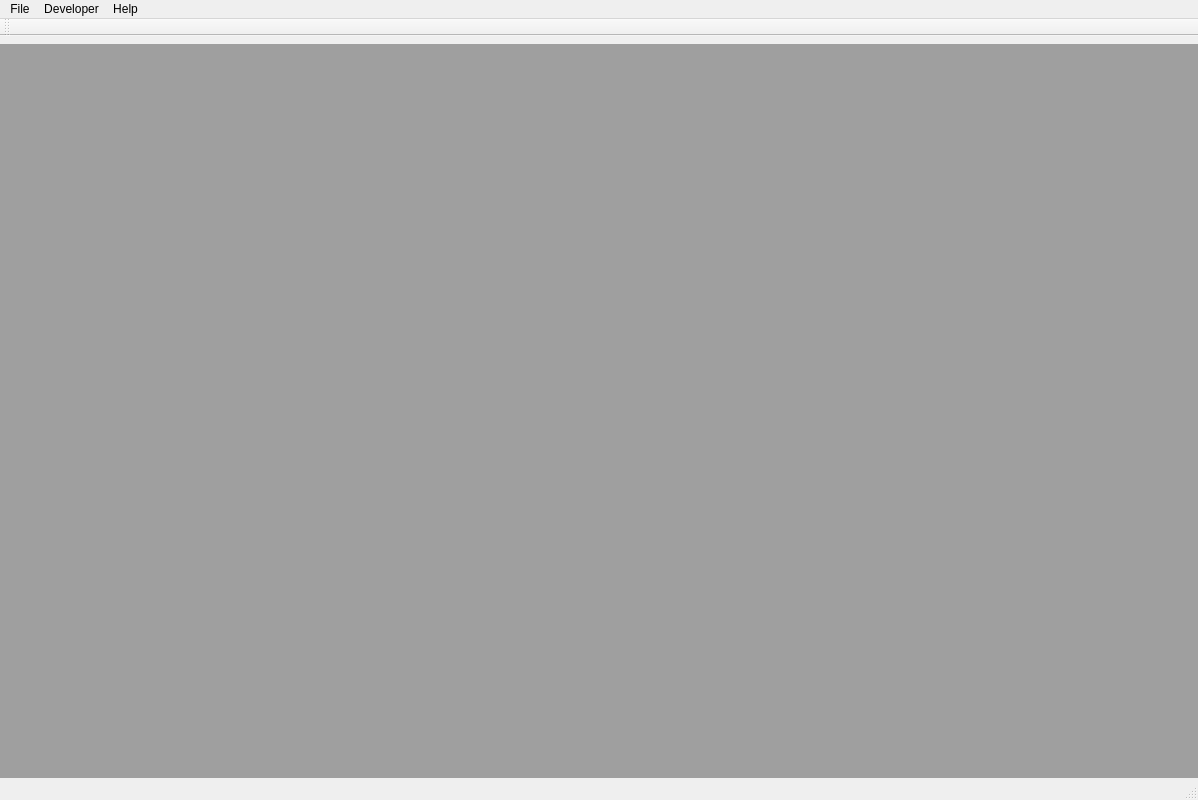
ate47/atian-cod-tools, file src/exe/ui3/MainWindow.ui: the form before one commit.
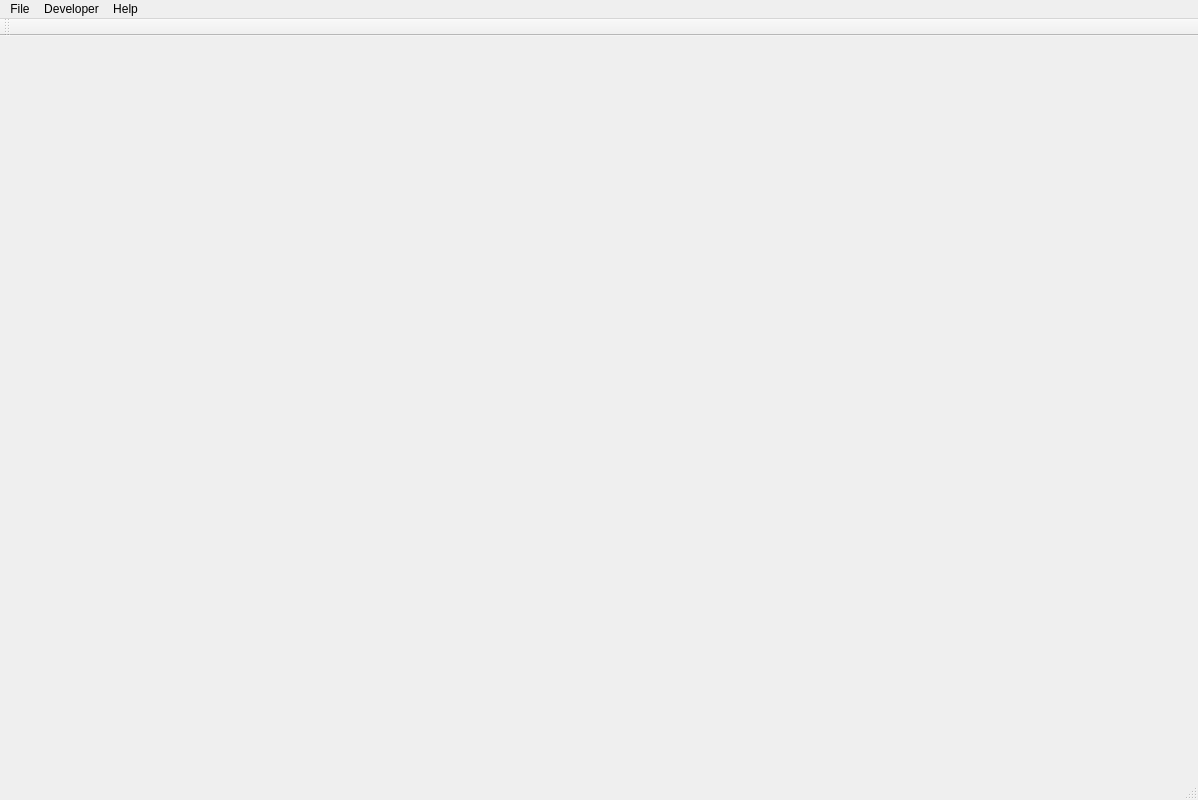
The form after the commit. Icons and pictures are not drawn.

Patch:
```diff
--- a/src/exe/ui3/MainWindow.ui
+++ b/src/exe/ui3/MainWindow.ui
@@ -13,18 +13,7 @@
   <property name="windowTitle">
    <string>MainWindow</string>
   </property>
-  <widget class="QWidget" name="centralwidget">
-   <widget class="QMdiArea" name="mdiArea">
-    <property name="geometry">
-     <rect>
-      <x>-2</x>
-      <y>8</y>
-      <width>1201</width>
-      <height>751</height>
-     </rect>
-    </property>
-   </widget>
-  </widget>
+  <widget class="QWidget" name="centralwidget"/>
   <widget class="QMenuBar" name="menubar">
    <property name="geometry">
     <rect>
```
Left out of the diff: 7 changed lines with no effect on the pictures.
